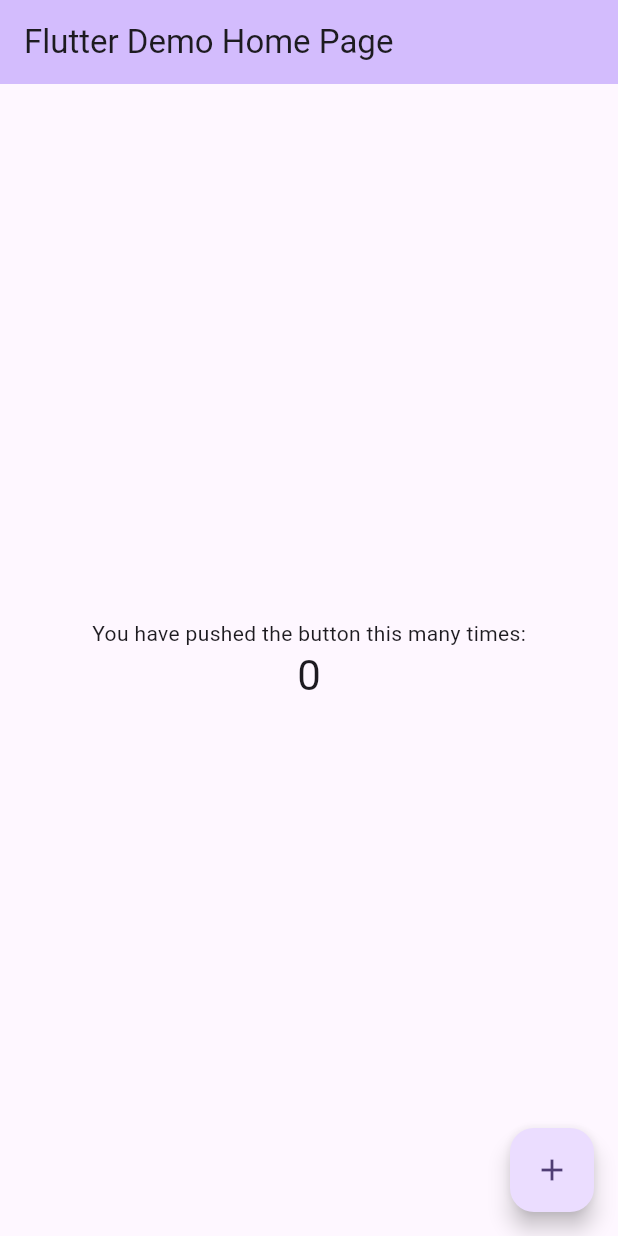
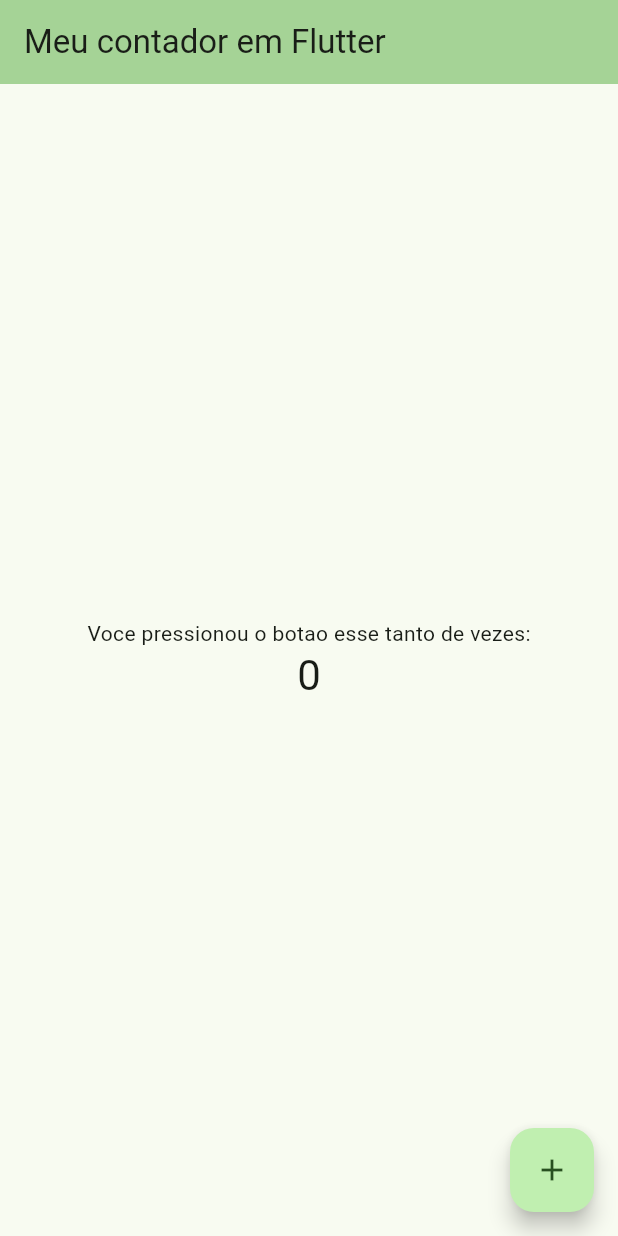
Before and after one commit to niltinfilho/projeto_perguntas, a Flutter app: the screen it shows after launch, on a phone screen of 412 x 824 dp. Run offline on Flutter 3.47's test engine with Material 3 defaults, Android fonts, the phone set to English and light mode, and no system bars.

Commit message:
Update main.dart

```diff
--- a/lib/main.dart
+++ b/lib/main.dart
@@ -11,10 +11,10 @@ class MyApp extends StatelessWidget {
     return MaterialApp(
       title: 'Flutter Demo',
       theme: ThemeData(
-        colorScheme: ColorScheme.fromSeed(seedColor: Colors.deepPurple),
+        colorScheme: ColorScheme.fromSeed(seedColor: Color.fromARGB(255, 0, 255, 17)),
         useMaterial3: true,
       ),
-      home: const MyHomePage(title: 'Flutter Demo Home Page'),
+      home: const MyHomePage(title: 'Meu contador em Flutter'),
     );
   }
 }
@@ -48,7 +48,7 @@ class _MyHomePageState extends State<MyHomePage> {
           mainAxisAlignment: MainAxisAlignment.center,
           children: <Widget>[
             const Text(
-              'You have pushed the button this many times:',
+              'Voce pressionou o botao esse tanto de vezes:',
             ),
             Text(
               '$_counter',
```
